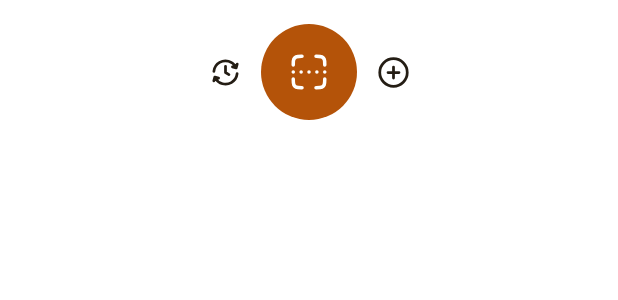
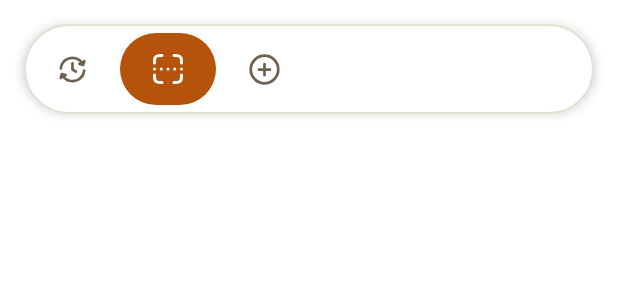
Before and after one commit to encorex32268/QRNest, an Android app built with Jetpack Compose: the @Preview function BottomNavigationPreview, on a phone screen of 412 x 824 dp. Shown: the top 300 px of the screen. Run offline under Robolectric (Android 15) with nearby library versions, the phone set to English and light mode, and no system bars; our stand-ins replace Compose Multiplatform resources.

Commit message:
feat(navigation): redesign pill navigation bar and rail with accessible tab semantics

```diff
--- a/core/presentation/src/commonMain/kotlin/com/lihan/qrnest/core/presentation/navigation/BottomNavigation.kt
+++ b/core/presentation/src/commonMain/kotlin/com/lihan/qrnest/core/presentation/navigation/BottomNavigation.kt
@@ -1,29 +1,30 @@
 package com.lihan.qrnest.core.presentation.navigation
 
+import androidx.compose.foundation.BorderStroke
 import androidx.compose.foundation.background
-import androidx.compose.foundation.clickable
-import androidx.compose.foundation.interaction.MutableInteractionSource
 import androidx.compose.foundation.layout.Arrangement
 import androidx.compose.foundation.layout.Box
 import androidx.compose.foundation.layout.Row
-import androidx.compose.foundation.layout.Spacer
 import androidx.compose.foundation.layout.fillMaxWidth
+import androidx.compose.foundation.layout.height
 import androidx.compose.foundation.layout.padding
 import androidx.compose.foundation.layout.size
+import androidx.compose.foundation.layout.width
+import androidx.compose.foundation.selection.selectable
 import androidx.compose.foundation.shape.CircleShape
 import androidx.compose.foundation.shape.RoundedCornerShape
 import androidx.compose.material3.Icon
 import androidx.compose.material3.MaterialTheme
+import androidx.compose.material3.Surface
 import androidx.compose.runtime.Composable
-import androidx.compose.runtime.remember
 import androidx.compose.ui.Alignment
 import androidx.compose.ui.Modifier
 import androidx.compose.ui.draw.clip
 import androidx.compose.ui.graphics.Color
+import androidx.compose.ui.semantics.Role
 import androidx.compose.ui.tooling.preview.Preview
 import androidx.compose.ui.unit.dp
 import com.lihan.qrnest.core.designsystem.icon.QRNestIcons
-import com.lihan.qrnest.core.designsystem.theme.PrimaryButtonText
 import com.lihan.qrnest.core.designsystem.theme.QRNestTheme
 import com.lihan.qrnest.core.designsystem.theme.appColors
 import org.jetbrains.compose.resources.stringResource
@@ -36,66 +37,53 @@ fun BottomNavigation(
     modifier: Modifier = Modifier,
     items: List<TopLevelDestination> = TopLevelDestination.entries
 ) {
-    val scanInteractionSource = remember { MutableInteractionSource() }
-    Box(
+    Surface(
         modifier = modifier,
-        contentAlignment = Alignment.Center
+        shape = RoundedCornerShape(50),
+        color = MaterialTheme.colorScheme.appColors.surfaceHigher,
+        border = BorderStroke(1.dp, MaterialTheme.colorScheme.outline),
+        shadowElevation = 4.dp
     ) {
         Row(
-            modifier = Modifier
-                .background(
-                    color = MaterialTheme.colorScheme.appColors.surfaceHigher,
-                    shape = RoundedCornerShape(100)
-                )
-                .clip(RoundedCornerShape(100))
-                .padding(4.dp),
+            modifier = Modifier.padding(6.dp),
             verticalAlignment = Alignment.CenterVertically,
-            horizontalArrangement = Arrangement.spacedBy(12.dp)
+            horizontalArrangement = Arrangement.spacedBy(6.dp)
         ) {
             items.forEach { item ->
-                if (item == TopLevelDestination.SCAN) {
-                    Spacer(modifier = Modifier.size(44.dp))
-                } else {
                 val isSelected = selectedDestination == item
+                val isScan = item == TopLevelDestination.SCAN
+                val containerColor = when {
+                    isSelected -> MaterialTheme.colorScheme.primary
+                    isScan -> MaterialTheme.colorScheme.primary.copy(alpha = 0.12f)
+                    else -> Color.Transparent
+                }
+                val iconTint = when {
+                    isSelected -> MaterialTheme.colorScheme.onPrimary
+                    isScan -> MaterialTheme.colorScheme.primary
+                    else -> MaterialTheme.colorScheme.appColors.onSurfaceAlt
+                }
+
                 Box(
                     modifier = Modifier
+                        .width(if (isScan) 64.dp else 52.dp)
+                        .height(48.dp)
                         .clip(CircleShape)
-                            .size(44.dp)
-                            .clickable { onItemClick(item) }
-                            .background(
-                                color = if (isSelected) MaterialTheme.colorScheme.primary else Color.Transparent
+                        .background(color = containerColor)
+                        .selectable(
+                            selected = isSelected,
+                            role = Role.Tab,
+                            onClick = { onItemClick(item) }
                         ),
                     contentAlignment = Alignment.Center
                 ) {
                     Icon(
-                            modifier = Modifier.size(22.dp),
-                            imageVector = vectorResource(item.iconRes),
+                        modifier = Modifier.size(if (isScan) 24.dp else 22.dp),
+                        imageVector = if (isScan) QRNestIcons.Scan else vectorResource(item.iconRes),
                         contentDescription = stringResource(item.labelRes),
-                            tint = if (isSelected) PrimaryButtonText else MaterialTheme.colorScheme.onSurface
+                        tint = iconTint
                     )
                 }
             }
-            }
-        }
-        Box(
-            modifier = Modifier
-                .clip(CircleShape)
-                .size(64.dp)
-                .background(color = MaterialTheme.colorScheme.primary)
-                .clickable(
-                    indication = null,
-                    interactionSource = scanInteractionSource
-                ) {
-                    onItemClick(TopLevelDestination.SCAN)
-                },
-            contentAlignment = Alignment.Center
-        ) {
-            Icon(
-                modifier = Modifier.size(28.dp),
-                imageVector = QRNestIcons.Scan,
-                contentDescription = stringResource(TopLevelDestination.SCAN.labelRes),
-                tint = PrimaryButtonText
-            )
         }
     }
 }
```
Also changed, not shown: core/presentation/src/commonMain/kotlin/com/lihan/qrnest/core/presentation/navigation/AdaptiveNavigationRail.kt (+39 -46 lines). Lines whose indentation alone changed are shown as unchanged.
